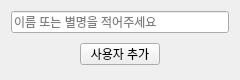
Qt form ui/add_widget_form.ui (100dlswjd/score_calculator) before a commit.
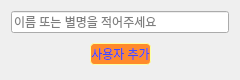
The same form after that commit.

What changed in the file:
```diff
--- a/ui/add_widget_form.ui
+++ b/ui/add_widget_form.ui
@@ -61,7 +61,21 @@
       </spacer>
      </item>
      <item>
-      <widget class="QPushButton" name="pushButton">
+      <widget class="QPushButton" name="pushButton_add">
+       <property name="sizePolicy">
+        <sizepolicy hsizetype="Minimum" vsizetype="Minimum">
+         <horstretch>0</horstretch>
+         <verstretch>0</verstretch>
+        </sizepolicy>
+       </property>
+       <property name="styleSheet">
+        <string notr="true">QPushButton{
+border:1px solid #fdffa0;
+border-radius:4px;
+background-color : #ff8a2b;
+color : #3e4bff;
+}</string>
+       </property>
        <property name="text">
         <string>사용자 추가</string>
        </property>
```
